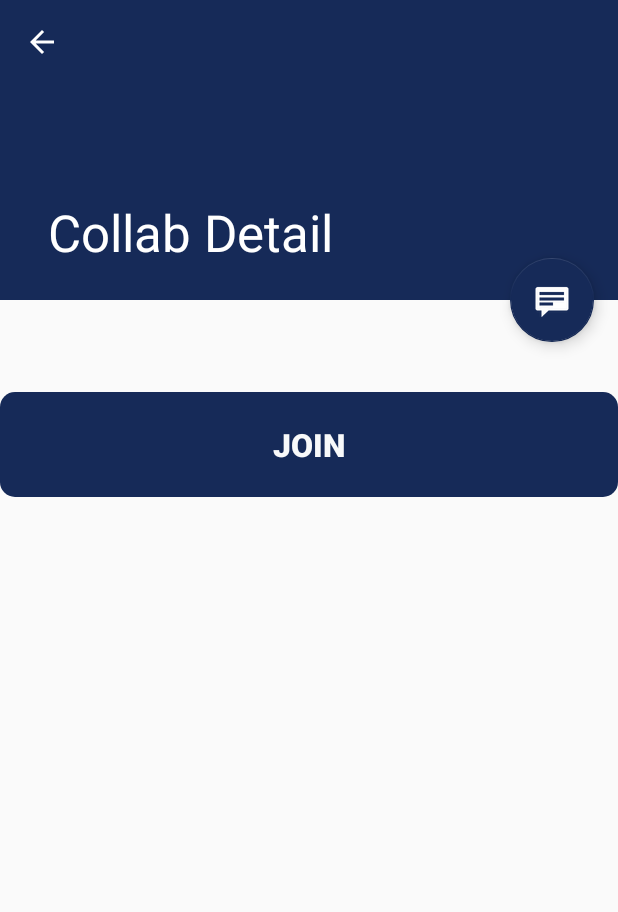
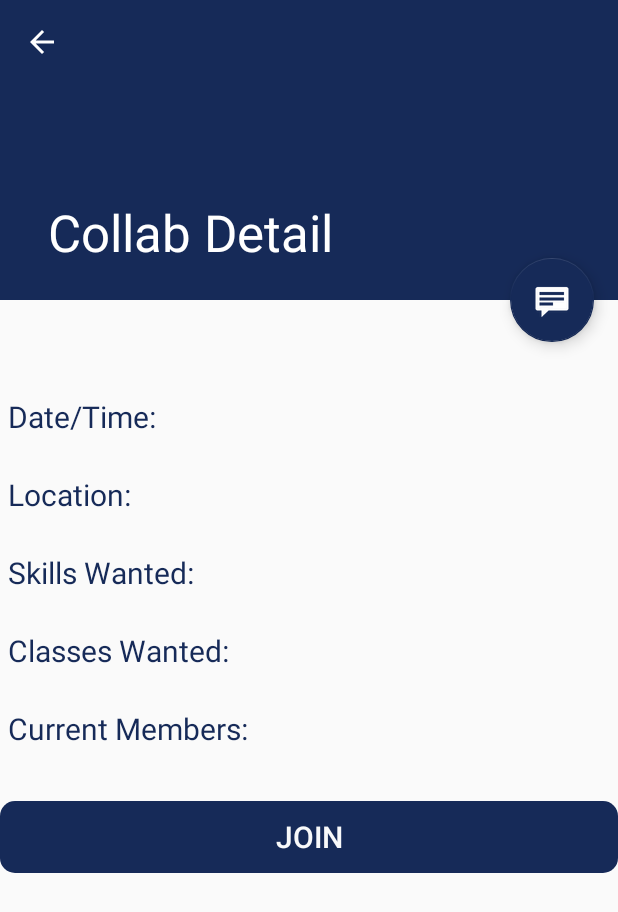
Before and after one commit to HunterCollab/Android, an Android app: the CollabDetailActivity screen opened directly, with no data from a screen before it, on a phone screen of 412 x 824 dp. Shown: the top 912 px of the screen. Run offline under Robolectric (Android 15) with nearby library versions, the phone set to English and light mode, and no system bars; 6 statements that could not run were skipped.

Commit message:
fixing ui

```diff
--- a/app/src/main/java/com/example/socialmediaapp/CollabDetailActivity.java
+++ b/app/src/main/java/com/example/socialmediaapp/CollabDetailActivity.java
@@ -65,6 +65,8 @@ public class CollabDetailActivity extends AppCompatActivity {
             Bundle arguments = new Bundle();
             arguments.putString("description", collab.getDescription());
             arguments.putString("title", collab.getTitle());
+            arguments.putString("location", collab.getLocation());
+            arguments.putString("date", collab.getDate());
 
             CollabDetailFragment fragment = new CollabDetailFragment();
             fragment.setArguments(arguments);
--- a/app/src/main/java/com/example/socialmediaapp/CollabDetailFragment.java
+++ b/app/src/main/java/com/example/socialmediaapp/CollabDetailFragment.java
@@ -12,6 +12,10 @@ import android.view.ViewGroup;
 import android.widget.TextView;
 
 import com.example.socialmediaapp.loopjtasks.CollabModel;
+
+import java.text.DateFormat;
+import java.text.SimpleDateFormat;
+import java.util.Date;
 
 /**
  * A fragment representing a single Collab detail screen.
@@ -30,6 +34,12 @@ public class CollabDetailFragment extends Fragment {
      * The dummy content this fragment is presenting.
      */
     private CollabModel mItem;
+    private CollabDetailFragment instance = null;
+    private TextView collabDateTime;
+    private TextView collabLocation;
+    private TextView collabSkills;
+    private TextView collabClasses;
+    private TextView collabMembers;
 
     /**
      * Mandatory empty constructor for the fragment manager to instantiate the
@@ -63,10 +73,27 @@ public class CollabDetailFragment extends Fragment {
                              Bundle savedInstanceState) {
         View rootView = inflater.inflate(R.layout.collab_detail, container, false);
 
-        // Show the dummy content as text in a TextView.
+        instance = this;
+
+        // Show the content as text in a TextView.
         if (mItem != null) {
             ((TextView) rootView.findViewById(R.id.collab_detail)).setText(getArguments().getString("description"));
+            collabLocation = (TextView) rootView.findViewById(R.id.collab_Location_Info);
+            collabLocation.setText(getArguments().getString("location"));
+            collabDateTime = (TextView) rootView.findViewById(R.id.collab_DateTime_Info);
 
+            // retrieve date from string
+            // TODO: FIX FORMAT OF DATE
+            Date collabTime = null;
+            String dateString;
+            SimpleDateFormat sdf = new SimpleDateFormat("yyyy-MM-dd HH:mm:ss");
+            try {
+                collabTime = sdf.parse(getArguments().getString("date"));
+            } catch (Exception e) {
+                e.getStackTrace();
+            }
+            dateString = sdf.format(collabTime);
+            collabDateTime.setText(dateString);
         }
 
         return rootView;
--- a/app/src/main/java/com/example/socialmediaapp/CollabListActivity.java
+++ b/app/src/main/java/com/example/socialmediaapp/CollabListActivity.java
@@ -134,7 +134,6 @@ public class CollabListActivity extends AppCompatActivity implements GetCollabsD
             assert recyclerView != null;
             setupRecyclerView((RecyclerView) recyclerView);
 
-
         }
 
     }
--- a/app/src/main/java/com/example/socialmediaapp/EditNameFragment.java
+++ b/app/src/main/java/com/example/socialmediaapp/EditNameFragment.java
@@ -44,7 +44,6 @@ public class EditNameFragment extends Fragment implements SetUserData.UpdateComp
             }
         });
 
-
         return view;
     }
 
--- a/app/src/main/java/com/example/socialmediaapp/loopjtasks/CollabModel.java
+++ b/app/src/main/java/com/example/socialmediaapp/loopjtasks/CollabModel.java
@@ -6,15 +6,15 @@ import android.os.Parcelable;
 import org.json.JSONArray;
 
 import java.util.ArrayList;
-
+import java.util.Date;
 
 
 public class CollabModel implements Parcelable {
     public int id;
     String owner;
-    int size;
+    Integer size;
     JSONArray members;
-    int date;
+    String date;
     String duration;
     String location;
     Boolean status;
@@ -30,7 +30,7 @@ public class CollabModel implements Parcelable {
             int size,
             JSONArray members,
             String duration,
-            //int date,
+            String date,
             String location,
             Boolean status,
             String title,
@@ -44,6 +44,7 @@ public class CollabModel implements Parcelable {
         this.size = size;
         this.members = members;
         this.duration = duration;
+        this.date = date;
         this.location = location;
         this.status = status;
         this.title = title;
@@ -58,6 +59,7 @@ public class CollabModel implements Parcelable {
         owner = in.readString();
         size = in.readInt();
         duration = in.readString();
+        date = in.readString();
         location = in.readString();
         byte tmpStatus = in.readByte();
         status = tmpStatus == 0 ? null : tmpStatus == 1;
@@ -84,7 +86,7 @@ public class CollabModel implements Parcelable {
     public JSONArray getMembers(){
         return members;
     }
-    public int getDate(){
+    public String getDate(){
         return date;
     }
     public String getDuration(){
@@ -125,6 +127,7 @@ public class CollabModel implements Parcelable {
         dest.writeString(owner);
         dest.writeInt(size);
         dest.writeString(duration);
+        dest.writeString(date);
         dest.writeString(location);
         dest.writeByte((byte) (status == null ? 0 : status ? 1 : 2));
         dest.writeString(title);
--- a/app/src/main/java/com/example/socialmediaapp/loopjtasks/GetCollabsData.java
+++ b/app/src/main/java/com/example/socialmediaapp/loopjtasks/GetCollabsData.java
@@ -14,7 +14,9 @@ import org.json.JSONException;
 import org.json.JSONObject;
 
 import java.io.UnsupportedEncodingException;
+import java.text.SimpleDateFormat;
 import java.util.ArrayList;
+import java.util.Date;
 import java.util.Iterator;
 import java.util.Set;
 
@@ -72,7 +74,9 @@ public class GetCollabsData {
                 String owner = tmp.getString("owner");
                 int size = tmp.getInt("size");
                 JSONArray members = tmp.getJSONArray("members");
-                //int date = tmp.getInt("date");
+
+
+                String dateStr = tmp.getString("date");
                 String duration = tmp.getString("duration");
                 String location = tmp.getString("location");
                 Boolean status = tmp.getBoolean("status");
@@ -83,12 +87,10 @@ public class GetCollabsData {
                 JSONArray applicants = tmp.getJSONArray("applicants");
 
                 CollabModel tmpCollab =
-                        new CollabModel( i, owner, size, members, duration,
-                                                     location, status, title, description, classes, skills,applicants);
+                        new CollabModel( i, owner, size, members, duration, dateStr,
+                                location, status, title, description, classes, skills, applicants);
 
                 collabs.add(tmpCollab);
-
-
 
             } catch (JSONException e) {
                 e.printStackTrace();
@@ -144,7 +146,6 @@ public class GetCollabsData {
         return collabs;
     }
 
-
     public interface GetCollabDataComplete {
 
         public void getAllCollabs(Boolean success);
--- a/app/src/main/res/layout/collab_detail.xml
+++ b/app/src/main/res/layout/collab_detail.xml
@@ -1,29 +1,120 @@
 <?xml version="1.0" encoding="utf-8"?>
 <RelativeLayout
     xmlns:android="http://schemas.android.com/apk/res/android"
+    xmlns:tools="http://schemas.android.com/tools"
     android:layout_width="match_parent"
-    android:layout_height="wrap_content">
+    android:layout_height="wrap_content"
+    tools:context=".CollabDetailFragment" >
 
-    <TextView xmlns:android="http://schemas.android.com/apk/res/android"
-        xmlns:tools="http://schemas.android.com/tools"
+    <TextView
         android:id="@+id/collab_detail"
-        style="?android:attr/textAppearanceLarge"
+        android:layout_marginTop="15dp"
+        style="?android:attr/textAppearanceMedium"
         android:layout_width="match_parent"
         android:layout_height="wrap_content"
-        android:padding="16dp"
+        android:padding="12dp"
         android:textIsSelectable="true"
-        tools:context=".CollabDetailFragment"
         android:text="Collab Details"/>
+
+    <TextView
+        android:id="@+id/collab_DateTime"
+        android:layout_width="wrap_content"
+        android:layout_height="wrap_content"
+        android:layout_below="@id/collab_detail"
+        android:text="Date/Time:"
+        android:textColor="@color/colorPrimary"
+        android:textSize="20dp"
+        android:layout_marginLeft="5dp" />
+
+    <TextView
+        android:id="@+id/collab_DateTime_Info"
+        android:layout_width="match_parent"
+        android:layout_height="wrap_content"
+        android:layout_below="@id/collab_DateTime"
+        android:textSize="18sp"
+        android:layout_marginLeft="5dp"/>
+
+    <TextView
+        android:id="@+id/collab_Location"
+        android:layout_width="wrap_content"
+        android:layout_height="wrap_content"
+        android:layout_below="@id/collab_DateTime_Info"
+        android:text="Location:"
+        android:textColor="@color/colorPrimary"
+        android:textSize="20dp"
+        android:layout_marginLeft="5dp" />
+
+    <TextView
+        android:id="@+id/collab_Location_Info"
+        android:layout_width="match_parent"
+        android:layout_height="wrap_content"
+        android:layout_below="@id/collab_Location"
+        android:textSize="18sp"
+        android:layout_marginLeft="5dp"/>
+
+    <TextView
+        android:id="@+id/collab_Skills_Request"
+        android:layout_width="wrap_content"
+        android:layout_height="wrap_content"
+        android:layout_below="@id/collab_Location_Info"
+        android:text="Skills Wanted:"
+        android:textColor="@color/colorPrimary"
+        android:textSize="20dp"
+        android:layout_marginLeft="5dp" />
+
+    <TextView
+        android:id="@+id/collab_Skills_Request_Info"
+        android:layout_width="match_parent"
+        android:layout_height="wrap_content"
+        android:layout_below="@id/collab_Skills_Request"
+        android:textSize="18sp"
+        android:layout_marginLeft="5dp"/>
+
+    <TextView
+        android:id="@+id/collab_Classes_Request"
+        android:layout_width="wrap_content"
+        android:layout_height="wrap_content"
+        android:layout_below="@id/collab_Skills_Request_Info"
+        android:text="Classes Wanted:"
+        android:textColor="@color/colorPrimary"
+        android:textSize="20dp"
+        android:layout_marginLeft="5dp" />
+
+    <TextView
+        android:id="@+id/collab_Classes_Request_Info"
+        android:layout_width="match_parent"
+        android:layout_height="wrap_content"
+        android:layout_below="@id/collab_Classes_Request"
+        android:textSize="18sp"
+        android:layout_marginLeft="5dp"/>
+
+    <TextView
+        android:id="@+id/collab_Members"
+        android:layout_width="wrap_content"
+        android:layout_height="wrap_content"
+        android:layout_below="@id/collab_Classes_Request_Info"
+        android:text="Current Members:"
+        android:textColor="@color/colorPrimary"
+        android:textSize="20dp"
+        android:layout_marginLeft="5dp" />
+
+    <TextView
+        android:id="@+id/collab_Members_Info"
+        android:layout_width="match_parent"
+        android:layout_height="wrap_content"
+        android:layout_below="@id/collab_Members"
+        android:textSize="18sp"
+        android:layout_marginLeft="5dp"/>
 
     <Button
         android:layout_width="match_parent"
-        android:layout_height="70dp"
+        android:layout_height="wrap_content"
+        android:layout_marginTop="10dp"
         android:text="JOIN"
         android:background="@drawable/button"
-        android:textSize="21dp"
-        android:textStyle="bold"
+        android:textSize="20dp"
         android:textColor="@color/colorBright"
-        android:layout_below="@id/collab_detail"
+        android:layout_below="@id/collab_Members_Info"
         />
 
 
```
